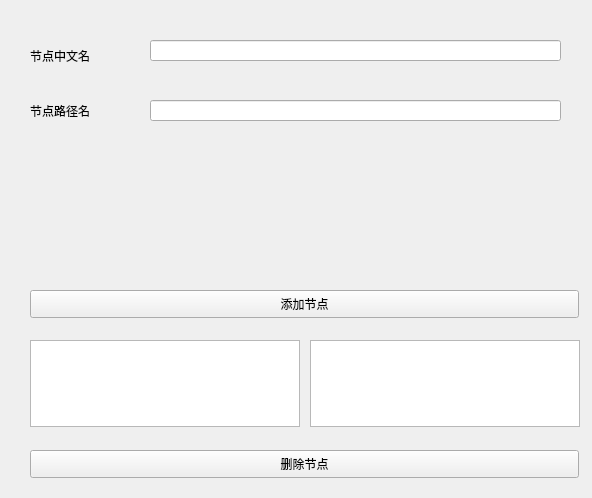
This is hs_collect_setting.ui in Ying3141/yizumi-monitor as Qt 5 draws it before an edit. The edited form follows.
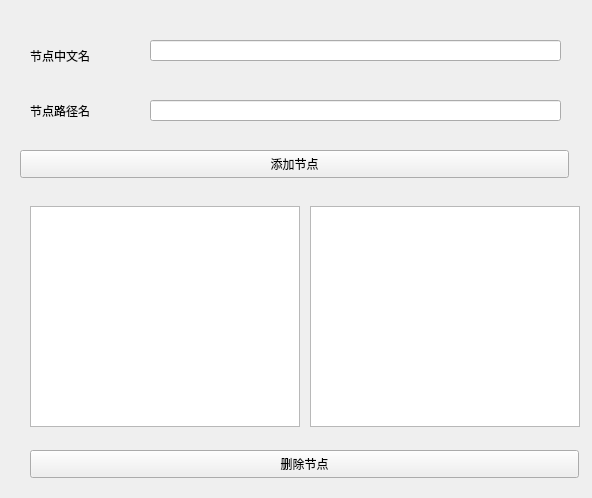
This is the edited form.

```diff
--- a/hs_collect_setting.ui
+++ b/hs_collect_setting.ui
@@ -29,8 +29,8 @@
   <widget class="QPushButton" name="pushButton">
    <property name="geometry">
     <rect>
-     <x>30</x>
-     <y>290</y>
+     <x>20</x>
+     <y>150</y>
      <width>549</width>
      <height>28</height>
     </rect>
@@ -56,9 +56,9 @@
    <property name="geometry">
     <rect>
      <x>310</x>
-     <y>340</y>
+     <y>206</y>
      <width>270</width>
-     <height>87</height>
+     <height>221</height>
     </rect>
    </property>
   </widget>
@@ -66,9 +66,9 @@
    <property name="geometry">
     <rect>
      <x>30</x>
-     <y>340</y>
+     <y>206</y>
      <width>270</width>
-     <height>87</height>
+     <height>221</height>
     </rect>
    </property>
   </widget>
```
